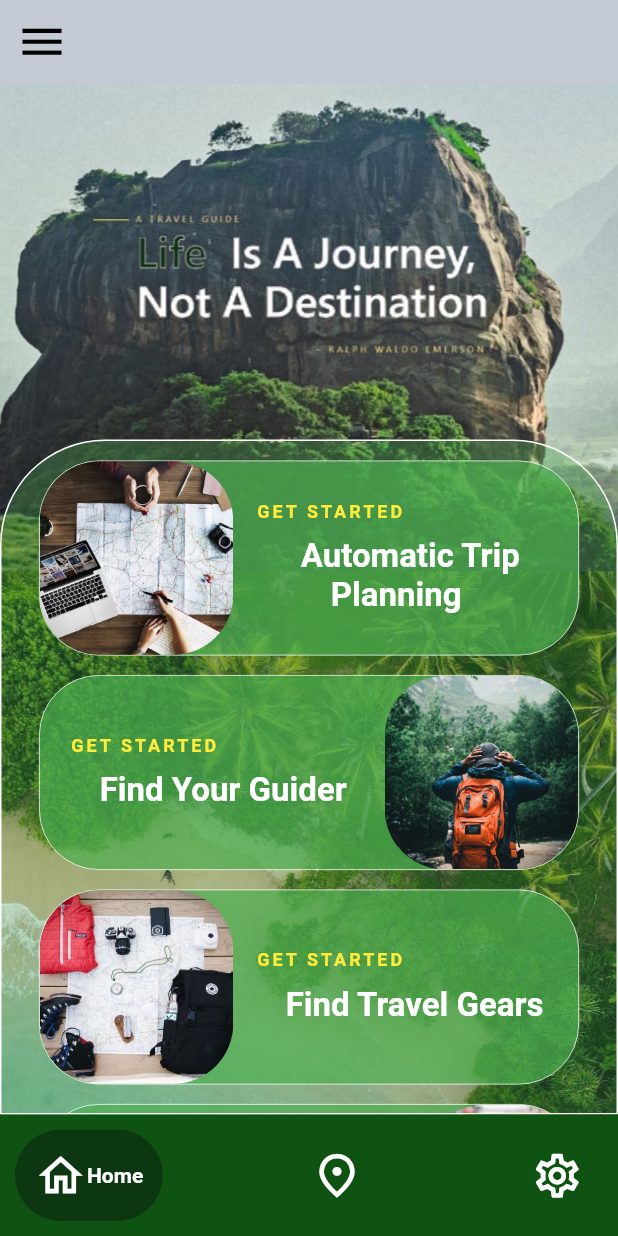
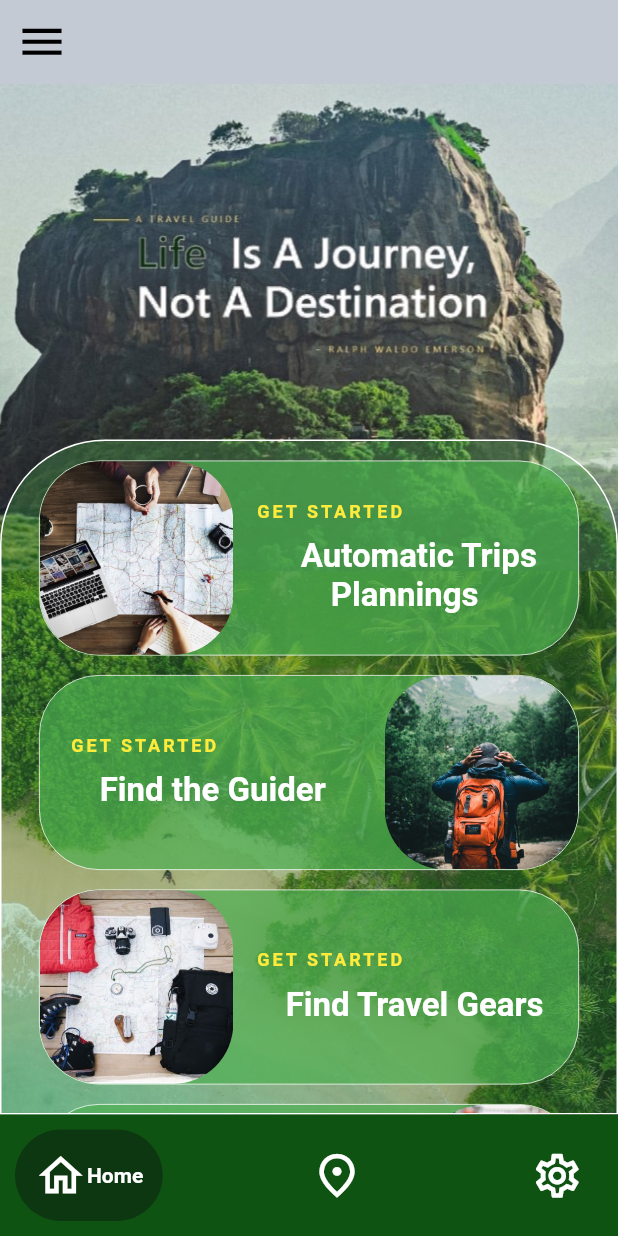
Before and after one commit to Navindi-Nimasha/smart-traveler-app, a Flutter app: the screen it shows after launch, on a phone screen of 412 x 824 dp. Run offline on Flutter 3.47's test engine with Material 2 defaults, Android fonts, the phone set to English and light mode, and no system bars; drawn by our look-alikes of google_nav_bar; our stand-ins replace carousel_pro, dropdown_button2, geolocator, google_maps_flutter, image_picker.

Commit message:
My first commit as a github user for the first time with a new repository.

```diff
--- a/lib/screens/homepage.dart
+++ b/lib/screens/homepage.dart
@@ -226,7 +226,7 @@ class _HomePageState extends State<HomePage> {
                                 Padding(
                                   padding: EdgeInsets.only(left: 40),
                                   child: Text(
-                                    'Automatic Trip',
+                                    'Automatic Trips',
                                     style: TextStyle(
                                         fontSize: 22,
                                         color: Colors.white,
@@ -236,7 +236,7 @@ class _HomePageState extends State<HomePage> {
                                 Padding(
                                   padding: EdgeInsets.only(left: 60),
                                   child: Text(
-                                    'Planning',
+                                    'Plannings',
                                     style: TextStyle(
                                         fontSize: 22,
                                         color: Colors.white,
@@ -291,7 +291,7 @@ class _HomePageState extends State<HomePage> {
                                 Padding(
                                   padding: EdgeInsets.only(left: 40),
                                   child: Text(
-                                    'Find Your Guider',
+                                    'Find the Guider',
                                     style: TextStyle(
                                         fontSize: 22,
                                         color: Colors.white,
```
